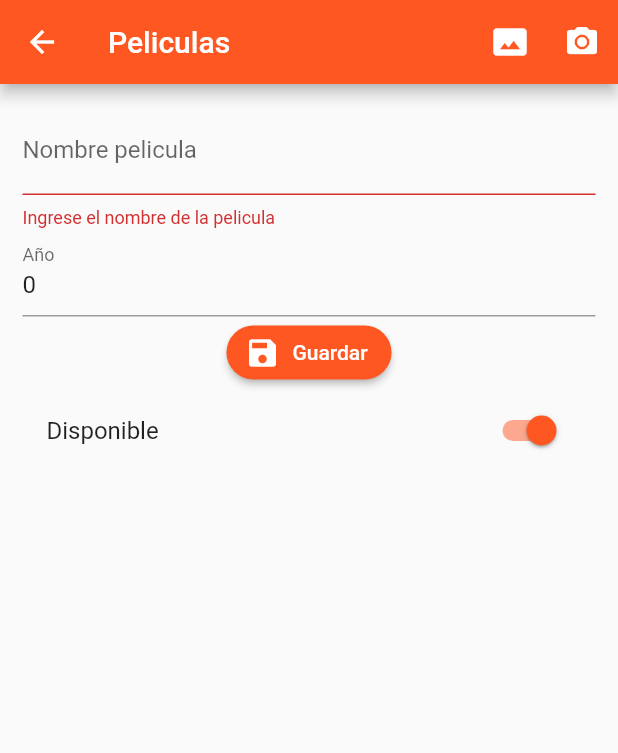
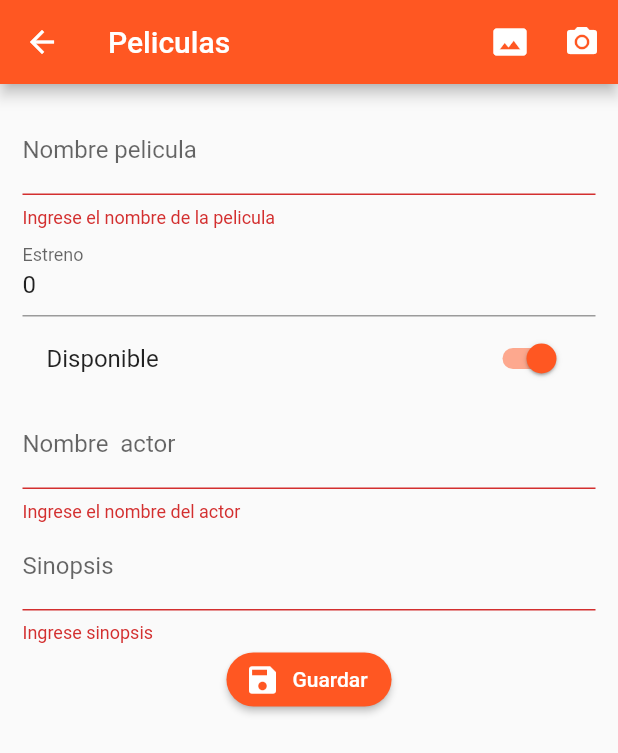
Before and after one commit to AHOrtiz/Flu-movies, a Flutter app: the ProductosPage screen opened by its route, after a tap on "Guardar", on a phone screen of 412 x 824 dp. Shown: the top 753 px of the screen. Run offline on Flutter 3.47's test engine with Material 2 defaults, Android fonts, the phone set to English and light mode, and no system bars; our stand-ins replace flutter_swiper; network calls fail.

```diff
--- a/lib/src/models/pelicula_model.dart
+++ b/lib/src/models/pelicula_model.dart
@@ -11,35 +11,40 @@ String peliculasModelToJson(PeliculasModel data) => json.encode(data.toJson());
 class PeliculasModel {
     String id;
     String titulo;
-    int year;
+    int estreno;
     String actor;
     String fotoUrl;
+    String sinopsis;
     bool disponible;
 
     PeliculasModel({
         this.id,
         this.titulo='',
-        this.year= 000,
+        this.estreno= 0,
         this.actor='',
         this.fotoUrl,
+        this.sinopsis='',
         this.disponible=true
     });
 
     factory PeliculasModel.fromJson(Map<String, dynamic> json) => PeliculasModel(
         id          : json["id"],
         titulo      : json["titulo"],
-        year        : json["year"],
+         estreno    : json["estreno"],
         actor       : json["actor"],
         fotoUrl     : json["fotoUrl"],
+        sinopsis    :json["sinopsis"] ,
         disponible  : json["disponible"]
+
     );
 
     Map<String, dynamic> toJson() => {
         "id"      : id,
         "titulo"  : titulo,
-        "year"    : year,
+        "estreno" : estreno,
         "actor"   : actor,
         "fotoUrl" : fotoUrl,
+        "sinopsis": sinopsis,
         "disponible":disponible
     };
 }
--- a/lib/src/pages/producto_pages.dart
+++ b/lib/src/pages/producto_pages.dart
@@ -1,4 +1,5 @@
 import 'package:flutter/material.dart';
+import 'package:login/src/Provider/Productos_povider.dart';
 import 'package:login/src/models/pelicula_model.dart';
 import 'package:login/src/utils/utils.dart';
 
@@ -9,6 +10,7 @@ class ProductosPage extends StatefulWidget {
 
 class _ProductosPageState extends State<ProductosPage> {
   final formKey = GlobalKey<FormState>();
+  final peliculaProvider = new ProductosProvider();
 
   PeliculasModel peliculas = new PeliculasModel();
 
@@ -39,8 +41,10 @@ class _ProductosPageState extends State<ProductosPage> {
                 _crearNombre(),
                 // Crear año
                 _crearAo(),
+                _crearDisponible(),
+                _crearActor(),
+                _crearSinopsis(),
                 _crearBoton(),
-                _crearDisponible(),
               ],
             )),
       )),
@@ -65,10 +69,10 @@ class _ProductosPageState extends State<ProductosPage> {
 
   Widget _crearAo() {
     return TextFormField(
-      initialValue: peliculas.year.toString(),
+      initialValue: peliculas.estreno.toString(),
       keyboardType: TextInputType.number,
-      decoration: InputDecoration(labelText: 'Año'),
-      onSaved: (value) => peliculas.year = int.parse(value),
+      decoration: InputDecoration(labelText: 'Estreno'),
+      onSaved: (value) => peliculas.estreno = int.parse(value),
       validator: (value) {
         if (isNumeric(value)) {
           return null;
@@ -78,7 +82,39 @@ class _ProductosPageState extends State<ProductosPage> {
       },
     );
   }
-    Widget _crearDisponible() {
+
+  Widget _crearActor() {
+    return TextFormField(
+      initialValue: peliculas.actor,
+      textCapitalization: TextCapitalization.sentences,
+      decoration: InputDecoration(labelText: 'Nombre  actor'),
+      onSaved: (value) => peliculas.actor = value,
+      validator: (value) {
+        if (value.length < 3) {
+          return 'Ingrese el nombre del actor';
+        } else {
+          return null;
+        }
+      },
+    );
+  }
+  Widget  _crearSinopsis() {
+     return TextFormField(
+      initialValue: peliculas.sinopsis,
+      textCapitalization: TextCapitalization.sentences,
+      decoration: InputDecoration(labelText: 'Sinopsis'),
+      onSaved: (value) => peliculas.sinopsis = value,
+      validator: (value) {
+        if (value.length < 3) {
+          return 'Ingrese sinopsis ';
+        } else {
+          return null;
+        }
+      }
+     );
+
+  }
+  Widget _crearDisponible() {
     return SwitchListTile(
       value: peliculas.disponible,
       activeColor: Colors.deepOrange,
@@ -100,15 +136,17 @@ class _ProductosPageState extends State<ProductosPage> {
     );
   }
 
-
-
   void _submit() {
     if (!formKey.currentState.validate()) return;
 
     formKey.currentState.save();
 
     print(peliculas.titulo);
-    print(peliculas.year);
-    print (peliculas.disponible);
+    print(peliculas.estreno);
+    print(peliculas.disponible);
+
+    peliculaProvider.crearProducto(peliculas);
   }
+
+
 }
--- a/lib/src/routes/routes.dart
+++ b/lib/src/routes/routes.dart
@@ -2,6 +2,7 @@ import 'package:flutter/material.dart';
 import 'package:login/src/pages/detalle_pelicula.dart';
 import 'package:login/src/pages/home_page.dart';
 import 'package:login/src/pages/login.dart';
+import 'package:login/src/pages/mostrar_lista.dart';
 import 'package:login/src/pages/producto_pages.dart';
 import 'package:login/src/pages/registrarse.dart';
 
@@ -11,6 +12,7 @@ Map<String, WidgetBuilder> obtenerRutas(){
     'singup'  :(BuildContext context)=> RegistrarsePage(),
     'Home'    :(BuildContext context)=> HomePage(),
     'producto':(BuildContext context)=> ProductosPage(),
-    'detalle' :(BuildContext context)=> DetallePeliculaPage()
+    'detalle' :(BuildContext context)=> DetallePeliculaPage(),
+    'lista': (BuildContext context)=>MostrarLista()
   };
 }
--- a/pubspec.yaml
+++ b/pubspec.yaml
@@ -24,6 +24,7 @@ dependencies:
   # Use with the CupertinoIcons class for iOS style icons.
   cupertino_icons: ^0.1.2
   flutter_swiper: ^1.1.6
+  http:
 
 dev_dependencies:
   flutter_test:
```
Also changed, not shown: lib/src/Provider/Productos_povider.dart (added, +38 -0 lines), lib/src/pages/login.dart (+5 -7 lines), lib/src/pages/mostrar_lista.dart (added, +52 -0 lines), lib/src/widget/drawer.dart (+6 -1 lines), pubspec.lock.
